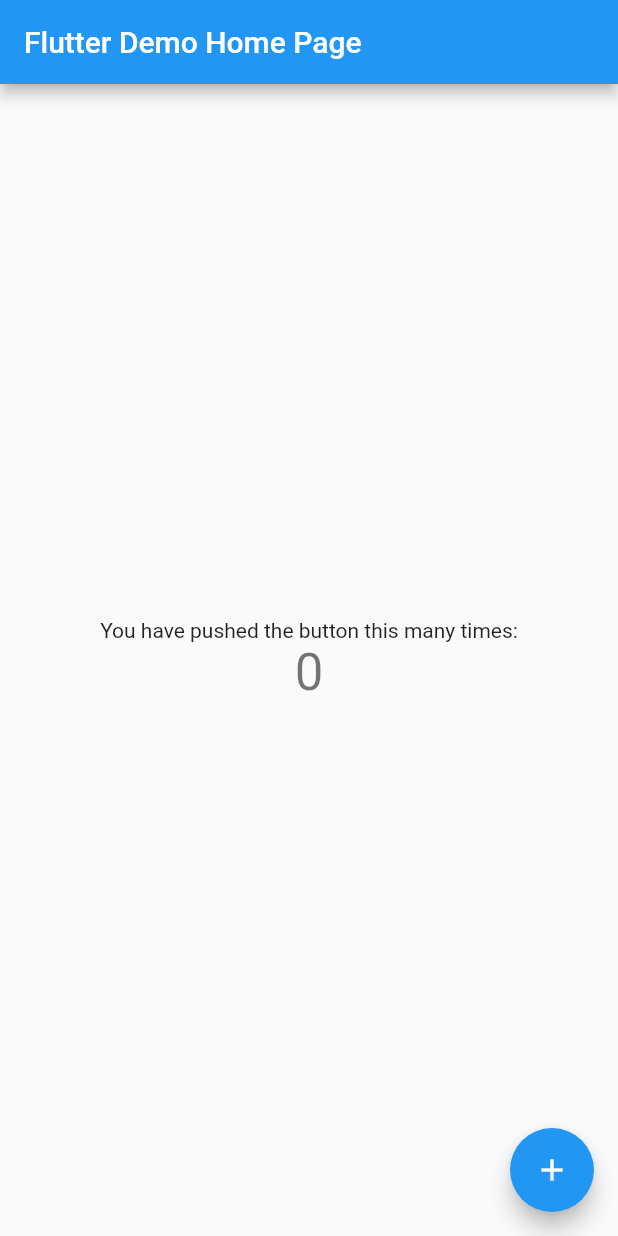
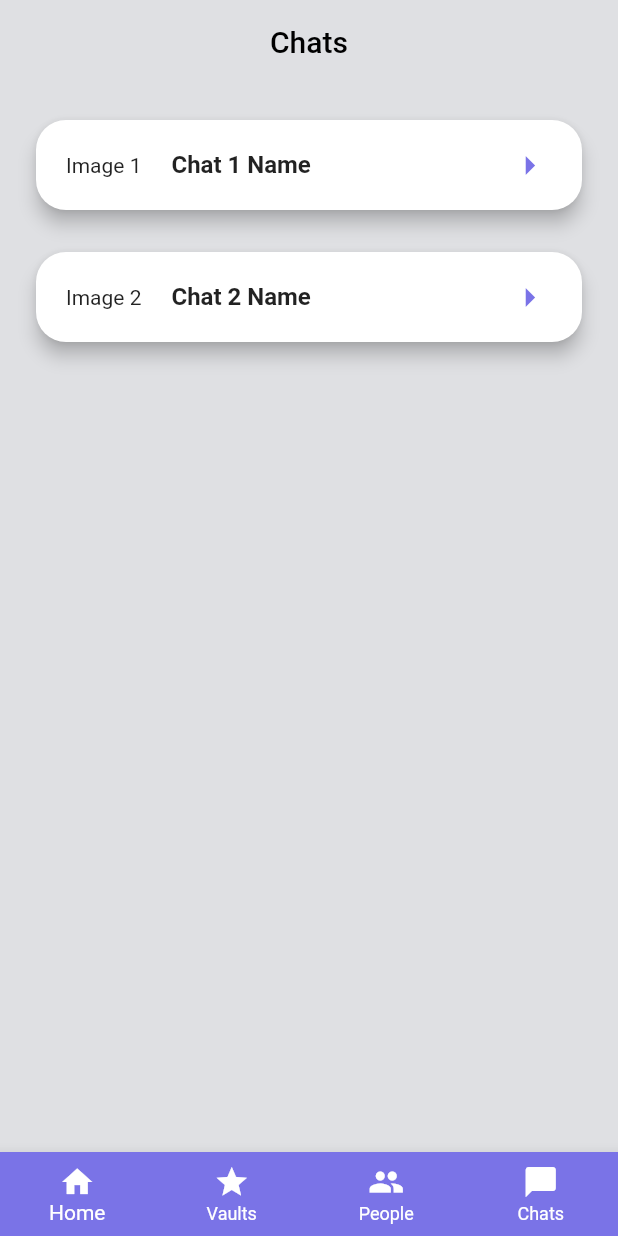
Before and after one commit to KutayYASAR/crypto_vault, a Flutter app: the screen it shows after launch, on a phone screen of 412 x 824 dp. Run offline on Flutter 3.47's test engine with Material 2 defaults, Android fonts, the light colour scheme and no system bars.

Commit message:
Chats Page Initial Design

```diff
--- /dev/null
+++ b/lib/Screens/chats_screen.dart
@@ -0,0 +1,112 @@
+import 'package:crypto_vault/constants.dart';
+import 'package:flutter/material.dart';
+
+var chatsImageData = [
+  ['Image 1'],
+  ['Image 2']
+];
+
+var chatsPersonData = [
+  ['Chat 1 Name'],
+  ['Chat 2 Name']
+];
+
+class ChatsScreen extends StatefulWidget {
+  const ChatsScreen({Key? key}) : super(key: key);
+
+  @override
+  State<ChatsScreen> createState() => _ChatsScreenState();
+}
+
+class _ChatsScreenState extends State<ChatsScreen> {
+  @override
+  Widget build(BuildContext context) {
+    return Scaffold(
+      appBar: AppBar(
+          elevation: 0,
+          backgroundColor: kBackgroundColor,
+          title: const Center(
+            child: Text(
+              'Chats',
+              style: TextStyle(color: Color.fromRGBO(0, 0, 0, 1)),
+            ),
+          )),
+      body: SingleChildScrollView(
+        child: Stack(
+          children: [
+            ListView.builder(
+              shrinkWrap: true,
+              itemBuilder: (BuildContext context, int index) {
+                return InkWell(
+                  child: chatsCard(
+                      chatsImageData[index][0], chatsPersonData[index][0]),
+                  onTap: () {
+                    debugPrint('a');
+                  },
+                  borderRadius: BorderRadius.circular(20),
+                );
+              },
+              itemCount: chatsImageData.length,
+            ),
+          ],
+        ),
+      ),
+      bottomNavigationBar: BottomNavigationBar(
+        type: BottomNavigationBarType.fixed,
+        items: const <BottomNavigationBarItem>[
+          BottomNavigationBarItem(
+              icon: Icon(Icons.home),
+              label: 'Home',
+              backgroundColor: Colors.white),
+          BottomNavigationBarItem(
+            icon: Icon(Icons.star),
+            label: 'Vaults',
+          ),
+          BottomNavigationBarItem(
+            icon: Icon(Icons.people),
+            label: 'People',
+          ),
+          BottomNavigationBarItem(
+            icon: Icon(Icons.chat_bubble),
+            label: 'Chats',
+          ),
+        ],
+        backgroundColor: kPrimaryColor,
+        selectedItemColor: Colors.white,
+        unselectedItemColor: Colors.white,
+      ),
+    );
+  }
+
+  Padding chatsCard(String image, String chatName) {
+    return Padding(
+      padding: const EdgeInsets.fromLTRB(20, 20, 20, 0),
+      child: Card(
+        elevation: 5,
+        clipBehavior: Clip.antiAlias,
+        shape: RoundedRectangleBorder(borderRadius: BorderRadius.circular(20)),
+        child: Padding(
+            padding: const EdgeInsets.fromLTRB(20, 15, 20, 15),
+            child: Row(
+              children: [
+                Text(image),
+                Padding(
+                  padding: const EdgeInsets.only(left: 20),
+                  child: Text(
+                    chatName,
+                    style: const TextStyle(
+                        fontWeight: FontWeight.w700, fontSize: 16),
+                  ),
+                ),
+                const Spacer(),
+                const Icon(
+                  Icons.arrow_right_outlined,
+                  color: kPrimaryColor,
+                  size: 30,
+                ),
+              ],
+            )),
+      ),
+    );
+  }
+}
--- /dev/null
+++ b/lib/constants.dart
@@ -0,0 +1,5 @@
+import 'package:flutter/material.dart';
+
+const kPrimaryColor = Color.fromRGBO(122, 115, 231, 1);
+const kPrimaryLightColor = Color.fromRGBO(223, 224, 227, 1);
+const kBackgroundColor = Color.fromRGBO(223, 224, 227, 1);
--- a/lib/main.dart
+++ b/lib/main.dart
@@ -1,3 +1,5 @@
+import 'package:crypto_vault/Screens/chats_screen.dart';
+import 'package:crypto_vault/constants.dart';
 import 'package:flutter/material.dart';
 
 void main() {
@@ -13,103 +15,9 @@
     return MaterialApp(
       title: 'Flutter Demo',
       theme: ThemeData(
-        // This is the theme of your application.
-        //
-        // Try running your application with "flutter run". You'll see the
-        // application has a blue toolbar. Then, without quitting the app, try
-        // changing the primarySwatch below to Colors.green and then invoke
-        // "hot reload" (press "r" in the console where you ran "flutter run",
-        // or simply save your changes to "hot reload" in a Flutter IDE).
-        // Notice that the counter didn't reset back to zero; the application
-        // is not restarted.
-        primarySwatch: Colors.blue,
-      ),
-      home: const MyHomePage(title: 'Flutter Demo Home Page'),
+          primaryColor: kPrimaryColor,
+          scaffoldBackgroundColor: kPrimaryLightColor),
+      home: ChatsScreen(),
     );
   }
 }
-
-class MyHomePage extends StatefulWidget {
-  const MyHomePage({Key? key, required this.title}) : super(key: key);
-
-  // This widget is the home page of your application. It is stateful, meaning
-  // that it has a State object (defined below) that contains fields that affect
-  // how it looks.
-
-  // This class is the configuration for the state. It holds the values (in this
-  // case the title) provided by the parent (in this case the App widget) and
-  // used by the build method of the State. Fields in a Widget subclass are
-  // always marked "final".
-
-  final String title;
-
-  @override
-  State<MyHomePage> createState() => _MyHomePageState();
-}
-
-class _MyHomePageState extends State<MyHomePage> {
-  int _counter = 0;
-
-  void _incrementCounter() {
-    setState(() {
-      // This call to setState tells the Flutter framework that something has
-      // changed in this State, which causes it to rerun the build method below
-      // so that the display can reflect the updated values. If we changed
-      // _counter without calling setState(), then the build method would not be
-      // called again, and so nothing would appear to happen.
-      _counter++;
-    });
-  }
-
-  @override
-  Widget build(BuildContext context) {
-    // This method is rerun every time setState is called, for instance as done
-    // by the _incrementCounter method above.
-    //
-    // The Flutter framework has been optimized to make rerunning build methods
-    // fast, so that you can just rebuild anything that needs updating rather
-    // than having to individually change instances of widgets.
-    return Scaffold(
-      appBar: AppBar(
-        // Here we take the value from the MyHomePage object that was created by
-        // the App.build method, and use it to set our appbar title.
-        title: Text(widget.title),
-      ),
-      body: Center(
-        // Center is a layout widget. It takes a single child and positions it
-        // in the middle of the parent.
-        child: Column(
-          // Column is also a layout widget. It takes a list of children and
-          // arranges them vertically. By default, it sizes itself to fit its
-          // children horizontally, and tries to be as tall as its parent.
-          //
-          // Invoke "debug painting" (press "p" in the console, choose the
-          // "Toggle Debug Paint" action from the Flutter Inspector in Android
-          // Studio, or the "Toggle Debug Paint" command in Visual Studio Code)
-          // to see the wireframe for each widget.
-          //
-          // Column has various properties to control how it sizes itself and
-          // how it positions its children. Here we use mainAxisAlignment to
-          // center the children vertically; the main axis here is the vertical
-          // axis because Columns are vertical (the cross axis would be
-          // horizontal).
-          mainAxisAlignment: MainAxisAlignment.center,
-          children: <Widget>[
-            const Text(
-              'You have pushed the button this many times:',
-            ),
-            Text(
-              '$_counter',
-              style: Theme.of(context).textTheme.headline4,
-            ),
-          ],
-        ),
-      ),
-      floatingActionButton: FloatingActionButton(
-        onPressed: _incrementCounter,
-        tooltip: 'Increment',
-        child: const Icon(Icons.add),
-      ), // This trailing comma makes auto-formatting nicer for build methods.
-    );
-  }
-}
```
